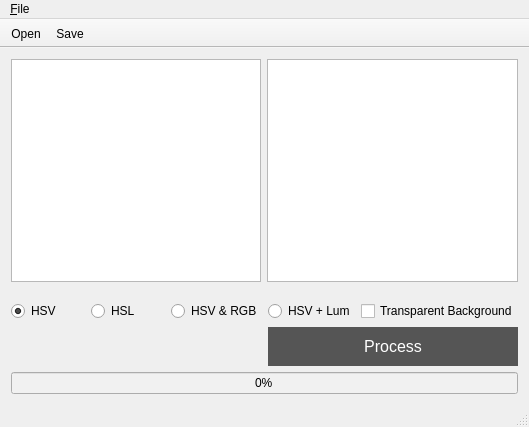
Above: mainwindow.ui from Morgbn/SOM-image-processing before the change. Below: the same form after it.
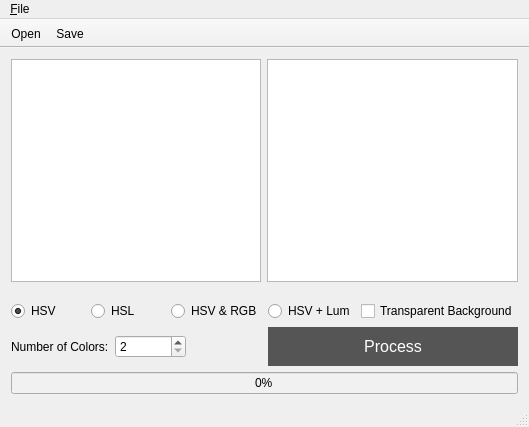
That is the form after the change. Icons and pictures are not drawn.

The edit to the form file:
```diff
--- a/mainwindow.ui
+++ b/mainwindow.ui
@@ -136,7 +136,44 @@
       <item>
        <layout class="QHBoxLayout" name="horizontalLayout_3">
         <item>
+         <layout class="QHBoxLayout" name="horizontalLayout_4">
+          <item>
+           <widget class="QLabel" name="label_2">
+            <property name="maximumSize">
+             <size>
+              <width>132</width>
+              <height>16777215</height>
+             </size>
+            </property>
+            <property name="text">
+             <string>Number of Colors:</string>
+            </property>
+           </widget>
+          </item>
+          <item>
+           <widget class="QSpinBox" name="spinBox">
+            <property name="maximumSize">
+             <size>
+              <width>16777215</width>
+              <height>16777215</height>
+             </size>
+            </property>
+            <property name="minimum">
+             <number>2</number>
+            </property>
+            <property name="maximum">
+             <number>1080</number>
+            </property>
+           </widget>
+          </item>
+          <item>
          <widget class="QLabel" name="label">
+            <property name="maximumSize">
+             <size>
+              <width>132</width>
+              <height>16777215</height>
+             </size>
+            </property>
           <property name="styleSheet">
            <string notr="true">    color: #555555;
     padding: 10px;
@@ -147,6 +184,8 @@
            <string/>
           </property>
          </widget>
+          </item>
+         </layout>
         </item>
         <item>
          <widget class="QPushButton" name="pushButton">
```
Lines whose indentation alone changed are shown as unchanged.
